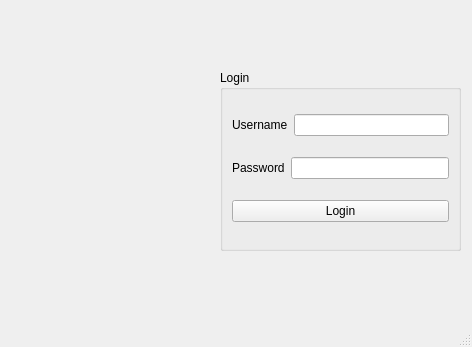
Before: the Qt Designer form In4B00king/login.ui in leejm17/ICT1009-In4B00king, drawn with Qt 5.
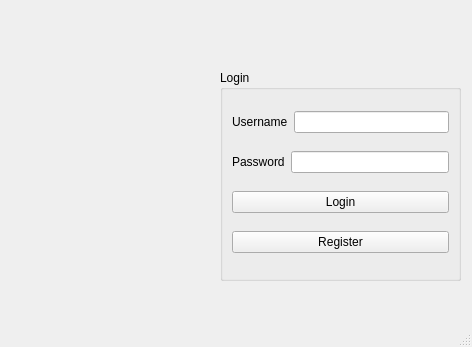
After: the same form once the commit is applied.

Commit message: Added Login and register account

What changed in the file:
```diff
--- a/In4B00king/login.ui
+++ b/In4B00king/login.ui
@@ -20,7 +20,7 @@
       <x>220</x>
       <y>70</y>
       <width>241</width>
-      <height>181</height>
+      <height>211</height>
      </rect>
     </property>
     <property name="title">
@@ -62,6 +62,13 @@
        </property>
       </widget>
      </item>
+     <item>
+      <widget class="QPushButton" name="Register">
+       <property name="text">
+        <string>Register</string>
+       </property>
+      </widget>
+     </item>
     </layout>
    </widget>
    <widget class="QLabel" name="label_pic">
```
The commit also changes 6 other files.
